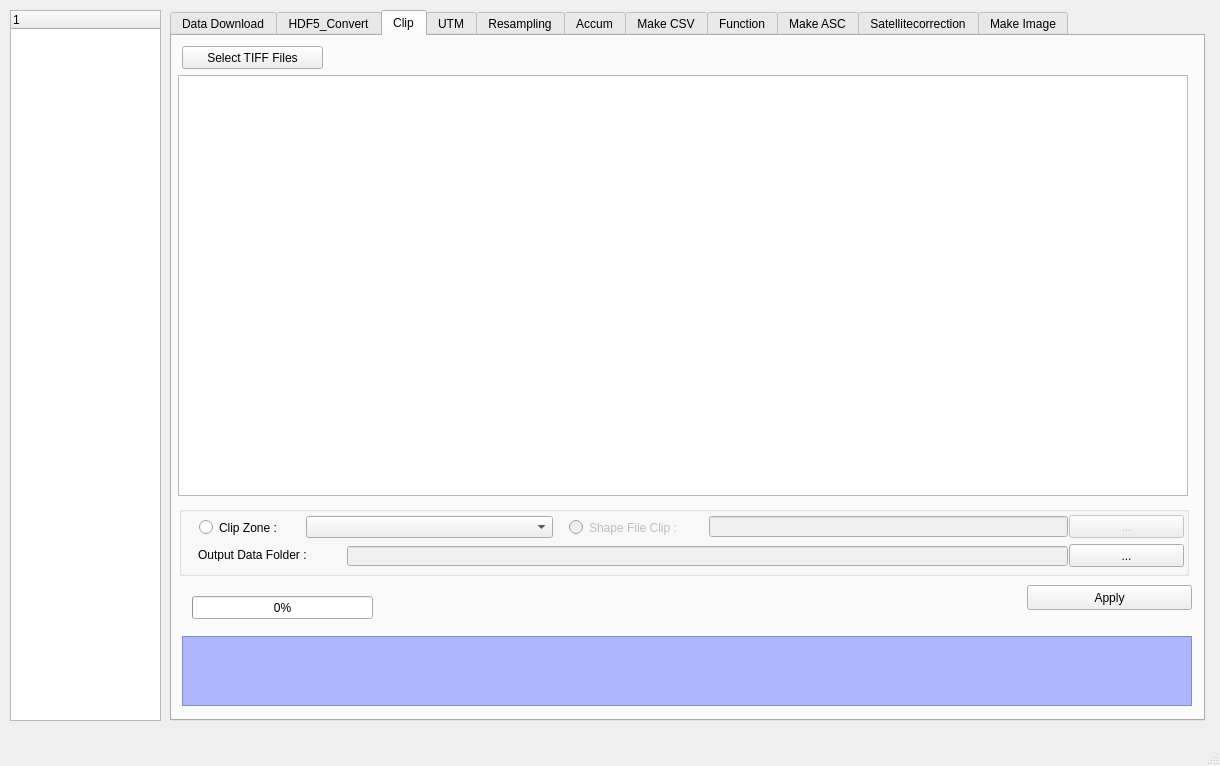
Qt form GPM_dialog_base.ui (hermesys2017/GPM) before a commit.
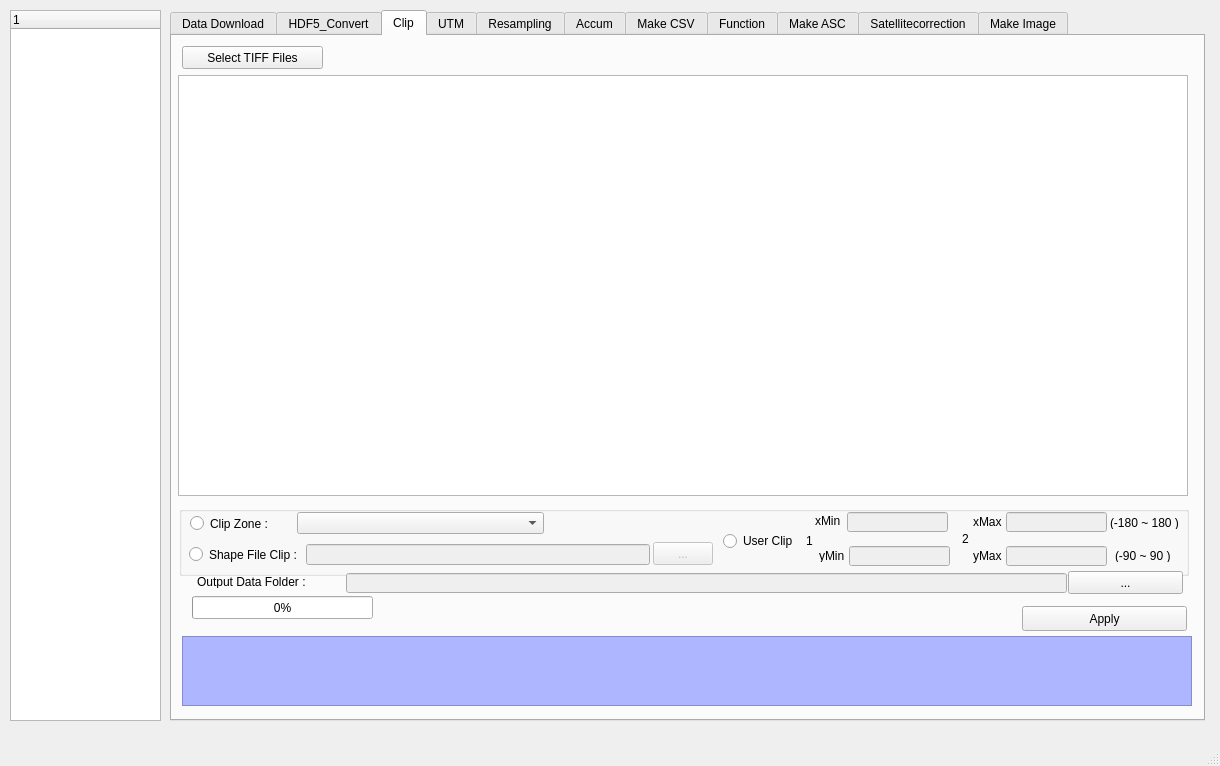
The same form after that commit. The open tabs and pages were chosen to show the change. Custom widgets are drawn as their Qt base class.

Patch:
```diff
--- a/GPM_dialog_base.ui
+++ b/GPM_dialog_base.ui
@@ -414,34 +414,89 @@
       <property name="title">
        <string/>
       </property>
-      <widget class="QPushButton" name="btn_Output_Folder">
+      <widget class="QLineEdit" name="clip_1_y">
+       <property name="enabled">
+        <bool>false</bool>
+       </property>
        <property name="geometry">
         <rect>
-         <x>890</x>
-         <y>38</y>
-         <width>115</width>
-         <height>23</height>
+         <x>670</x>
+         <y>40</y>
+         <width>101</width>
+         <height>20</height>
         </rect>
        </property>
+      </widget>
+      <widget class="QLineEdit" name="clip_2_y">
+       <property name="enabled">
+        <bool>false</bool>
+       </property>
+       <property name="geometry">
+        <rect>
+         <x>827</x>
+         <y>40</y>
+         <width>101</width>
+         <height>20</height>
+        </rect>
+       </property>
+      </widget>
+      <widget class="QLabel" name="label_36">
+       <property name="geometry">
+        <rect>
+         <x>783</x>
+         <y>23</y>
+         <width>16</width>
+         <height>20</height>
+        </rect>
+       </property>
        <property name="text">
-        <string>...</string>
+        <string>2</string>
        </property>
       </widget>
-      <widget class="QComboBox" name="cmb_clip_zone">
+      <widget class="QLabel" name="label_38">
+       <property name="geometry">
+        <rect>
+         <x>931</x>
+         <y>11</y>
+         <width>80</width>
+         <height>12</height>
+        </rect>
+       </property>
+       <property name="text">
+        <string>(-180 ~ 180 )</string>
+       </property>
+      </widget>
+      <widget class="QLabel" name="label_33">
+       <property name="geometry">
+        <rect>
+         <x>636</x>
+         <y>9</y>
+         <width>40</width>
+         <height>12</height>
+        </rect>
+       </property>
+       <property name="text">
+        <string>xMin</string>
+       </property>
+      </widget>
+      <widget class="QLineEdit" name="txt_Shape_path">
+       <property name="enabled">
+        <bool>false</bool>
+       </property>
        <property name="geometry">
         <rect>
          <x>127</x>
-         <y>10</y>
-         <width>247</width>
-         <height>22</height>
+         <y>38</y>
+         <width>344</width>
+         <height>21</height>
         </rect>
        </property>
       </widget>
       <widget class="QRadioButton" name="rdo_Combo_Clip">
        <property name="geometry">
         <rect>
-         <x>20</x>
-         <y>13</y>
+         <x>11</x>
+         <y>9</y>
          <width>101</width>
          <height>17</height>
         </rect>
@@ -450,28 +505,44 @@
         <string>Clip Zone :</string>
        </property>
       </widget>
-      <widget class="QLabel" name="label_9">
+      <widget class="QLineEdit" name="clip_1_x">
+       <property name="enabled">
+        <bool>false</bool>
+       </property>
        <property name="geometry">
         <rect>
-         <x>19</x>
-         <y>43</y>
-         <width>137</width>
-         <height>12</height>
+         <x>668</x>
+         <y>6</y>
+         <width>101</width>
+         <height>20</height>
+        </rect>
+       </property>
+      </widget>
+      <widget class="QRadioButton" name="rdo_user_clip">
+       <property name="geometry">
+        <rect>
+         <x>544</x>
+         <y>27</y>
+         <width>80</width>
+         <height>16</height>
         </rect>
        </property>
        <property name="text">
-        <string>Output Data Folder : </string>
+        <string>User Clip</string>
+       </property>
+       <property name="checkable">
+        <bool>true</bool>
        </property>
       </widget>
       <widget class="QRadioButton" name="rdo_Shape_Clip">
        <property name="enabled">
-        <bool>false</bool>
+        <bool>true</bool>
        </property>
        <property name="geometry">
         <rect>
-         <x>390</x>
-         <y>13</y>
-         <width>130</width>
+         <x>10</x>
+         <y>40</y>
+         <width>115</width>
          <height>17</height>
         </rect>
        </property>
@@ -488,15 +559,64 @@
         <bool>true</bool>
        </property>
       </widget>
+      <widget class="QComboBox" name="cmb_clip_zone">
+       <property name="geometry">
+        <rect>
+         <x>118</x>
+         <y>6</y>
+         <width>247</width>
+         <height>22</height>
+        </rect>
+       </property>
+      </widget>
+      <widget class="QLabel" name="label_35">
+       <property name="geometry">
+        <rect>
+         <x>794</x>
+         <y>6</y>
+         <width>40</width>
+         <height>20</height>
+        </rect>
+       </property>
+       <property name="text">
+        <string>xMax</string>
+       </property>
+      </widget>
+      <widget class="QLabel" name="label_37">
+       <property name="geometry">
+        <rect>
+         <x>640</x>
+         <y>44</y>
+         <width>30</width>
+         <height>12</height>
+        </rect>
+       </property>
+       <property name="text">
+        <string>yMin</string>
+       </property>
+      </widget>
+      <widget class="QLabel" name="label_32">
+       <property name="geometry">
+        <rect>
+         <x>794</x>
+         <y>40</y>
+         <width>40</width>
+         <height>20</height>
+        </rect>
+       </property>
+       <property name="text">
+        <string>yMax</string>
+       </property>
+      </widget>
       <widget class="QPushButton" name="btn_shape_dialog">
        <property name="enabled">
         <bool>false</bool>
        </property>
        <property name="geometry">
         <rect>
-         <x>890</x>
-         <y>9</y>
-         <width>115</width>
+         <x>474</x>
+         <y>36</y>
+         <width>60</width>
          <height>23</height>
         </rect>
        </property>
@@ -504,46 +624,51 @@
         <string>...</string>
        </property>
       </widget>
-      <widget class="QLineEdit" name="txt_Shape_path">
-       <property name="enabled">
-        <bool>false</bool>
-       </property>
+      <widget class="QLabel" name="label_39">
        <property name="geometry">
         <rect>
-         <x>530</x>
-         <y>10</y>
-         <width>359</width>
-         <height>21</height>
+         <x>936</x>
+         <y>44</y>
+         <width>70</width>
+         <height>12</height>
         </rect>
        </property>
+       <property name="text">
+        <string>(-90 ~ 90 )</string>
+       </property>
       </widget>
-      <widget class="QLineEdit" name="txt_output_clip">
+      <widget class="QLineEdit" name="clip_2_x">
        <property name="enabled">
         <bool>false</bool>
        </property>
        <property name="geometry">
         <rect>
-         <x>168</x>
-         <y>40</y>
-         <width>721</width>
+         <x>827</x>
+         <y>6</y>
+         <width>101</width>
          <height>20</height>
         </rect>
        </property>
       </widget>
-      <zorder>rdo_Shape_Clip</zorder>
-      <zorder>btn_Output_Folder</zorder>
-      <zorder>cmb_clip_zone</zorder>
-      <zorder>rdo_Combo_Clip</zorder>
-      <zorder>label_9</zorder>
-      <zorder>btn_shape_dialog</zorder>
-      <zorder>txt_Shape_path</zorder>
-      <zorder>txt_output_clip</zorder>
+      <widget class="QLabel" name="label_34">
+       <property name="geometry">
+        <rect>
+         <x>627</x>
+         <y>27</y>
+         <width>16</width>
+         <height>16</height>
+        </rect>
+       </property>
+       <property name="text">
+        <string>1</string>
+       </property>
+      </widget>
      </widget>
      <widget class="QPushButton" name="btn_apply_clip">
       <property name="geometry">
        <rect>
-        <x>855</x>
-        <y>549</y>
+        <x>850</x>
+        <y>570</y>
         <width>165</width>
         <height>25</height>
        </rect>
@@ -611,6 +736,75 @@
        <string>Select TIFF Files</string>
       </property>
      </widget>
+     <widget class="QLabel" name="label_9">
+      <property name="geometry">
+       <rect>
+        <x>25</x>
+        <y>540</y>
+        <width>137</width>
+        <height>12</height>
+       </rect>
+      </property>
+      <property name="text">
+       <string>Output Data Folder : </string>
+      </property>
+     </widget>
+     <widget class="QPushButton" name="btn_Output_Folder">
+      <property name="geometry">
+       <rect>
+        <x>896</x>
+        <y>535</y>
+        <width>115</width>
+        <height>23</height>
+       </rect>
+      </property>
+      <property name="text">
+       <string>...</string>
+      </property>
+     </widget>
+     <widget class="QLineEdit" name="txt_output_clip">
+      <property name="enabled">
+       <bool>false</bool>
+      </property>
+      <property name="geometry">
+       <rect>
+        <x>174</x>
+        <y>537</y>
+        <width>721</width>
+        <height>20</height>
+       </rect>
+      </property>
+     </widget>
+     <zorder>groupBox</zorder>
+     <zorder>btn_apply_clip</zorder>
+     <zorder>tb_clip_Tiff</zorder>
+     <zorder>txt_Clip_EX</zorder>
+     <zorder>clip_progressBar</zorder>
+     <zorder>btn_input_tiff</zorder>
+     <zorder>clip_1_y</zorder>
+     <zorder>btn_shape_dialog</zorder>
+     <zorder>label_9</zorder>
+     <zorder>label_39</zorder>
+     <zorder>label_34</zorder>
+     <zorder>label_37</zorder>
+     <zorder>cmb_clip_zone</zorder>
+     <zorder>label_35</zorder>
+     <zorder>label_32</zorder>
+     <zorder>label_33</zorder>
+     <zorder>clip_2_y</zorder>
+     <zorder>rdo_user_clip</zorder>
+     <zorder>rdo_Combo_Clip</zorder>
+     <zorder>txt_output_clip</zorder>
+     <zorder>btn_Output_Folder</zorder>
+     <zorder>rdo_Shape_Clip</zorder>
+     <zorder>clip_2_x</zorder>
+     <zorder>txt_Shape_path</zorder>
+     <zorder>clip_1_x</zorder>
+     <zorder>label_36</zorder>
+     <zorder>label_38</zorder>
+     <zorder>label_9</zorder>
+     <zorder>btn_Output_Folder</zorder>
+     <zorder>txt_output_clip</zorder>
     </widget>
     <widget class="QWidget" name="tab_2">
      <attribute name="title">
```
Left out of the diff: 50 changed lines with no effect on the pictures.
